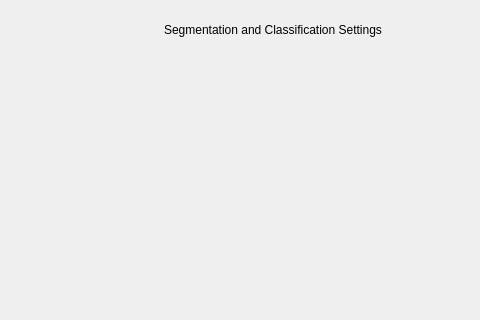
This is graphic_interface/UI_Files/detectElementsDialog.ui in ECMora/SoundLab as Qt 5 draws it before an edit; both pictures show x 286 to 766 and y 0 to 320 of the 766 by 466 pixel window. The edited form follows.
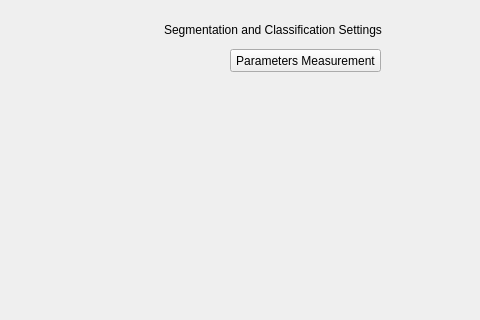
This is the edited form. Custom widgets are drawn as their Qt base class.

Commit message: improve segmentation and parameter managing interaction.

Patch:
```diff
--- a/graphic_interface/UI_Files/detectElementsDialog.ui
+++ b/graphic_interface/UI_Files/detectElementsDialog.ui
@@ -107,7 +107,21 @@
         <property name="windowTitle">
          <string>Segmentation and Classification Settings</string>
         </property>
-        <widget class="QWidget" name="segmentation_classification_settings"/>
+        <widget class="QWidget" name="segmentation_classification_settings">
+         <widget class="QPushButton" name="parameter_bttn">
+          <property name="geometry">
+           <rect>
+            <x>70</x>
+            <y>10</y>
+            <width>151</width>
+            <height>23</height>
+           </rect>
+          </property>
+          <property name="text">
+           <string>Parameters Measurement</string>
+          </property>
+         </widget>
+        </widget>
        </widget>
       </item>
       <item row="0" column="1">
```
The commit also changes 6 other files.
